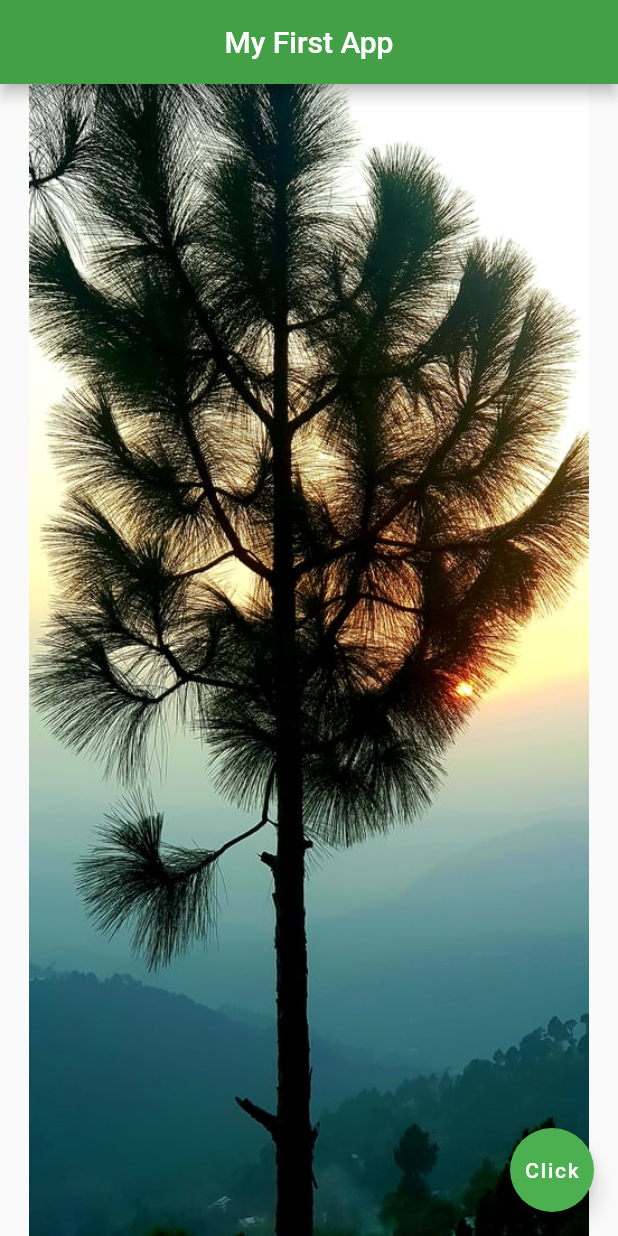
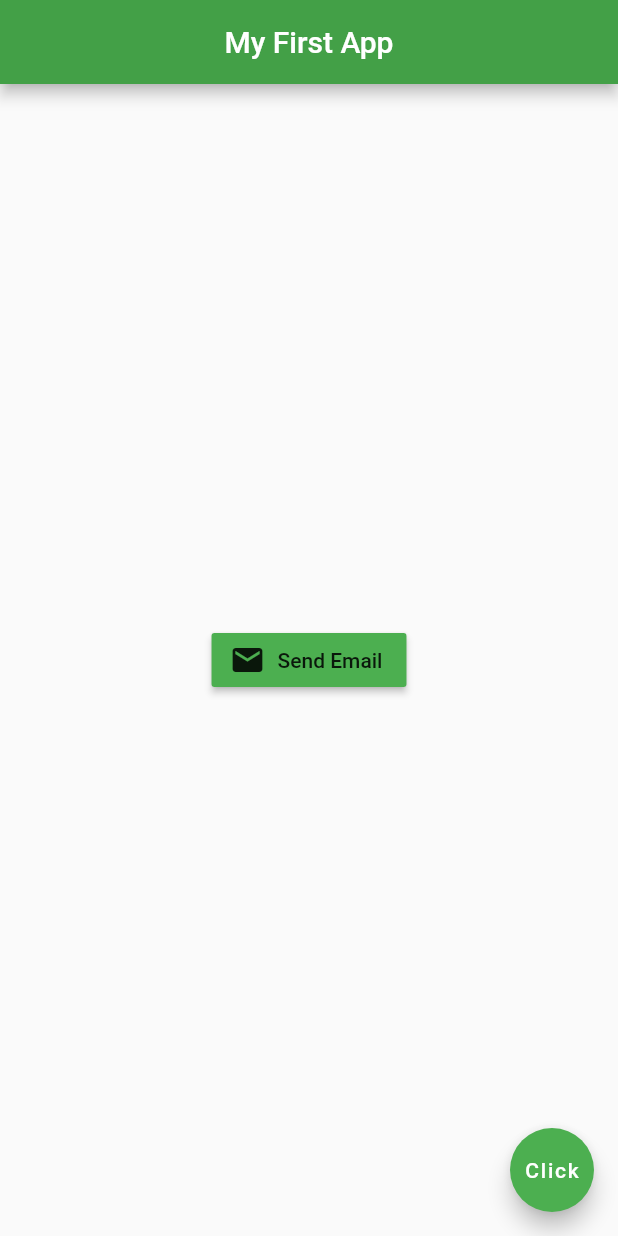
Before and after one commit to ezekielphlat/my-flutter-app, a Flutter app: the screen it shows after launch, on a phone screen of 412 x 824 dp. Run offline on Flutter 3.47's test engine with Material 2 defaults, Android fonts, the phone set to English and light mode, and no system bars.

Commit message:
icons and buttons

```diff
--- a/lib/main.dart
+++ b/lib/main.dart
@@ -14,7 +14,16 @@ class Home extends StatelessWidget {
         backgroundColor: Colors.green[600],
       ),
       body: Center(
-        child:Image.asset('assets/nature-3.jpg') // can also use Image.network
+        child:RaisedButton.icon(
+          onPressed: (){
+            print('You are doing well');
+          },
+          icon: Icon(
+            Icons.mail
+          ),
+          label: Text('Send Email'),
+          color: Colors.green,
+        )
       ),
       floatingActionButton: FloatingActionButton(
         onPressed: () {},
```
